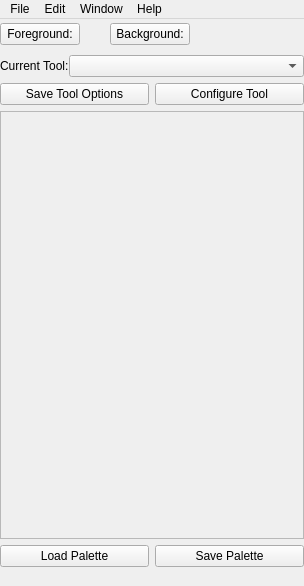
Above: designer/BeeMasterUI.ui from skitzycat/beedraw before the change. Below: the same form after it.
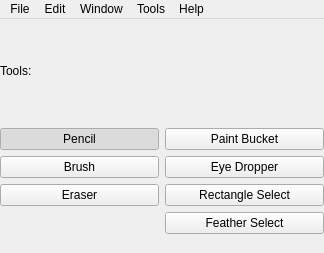
That is the form after the change.

Commit message: changed around interface, started addint support for tools following specific input pointer types

Patch:
```diff
--- a/designer/BeeMasterUI.ui
+++ b/designer/BeeMasterUI.ui
@@ -11,8 +11,8 @@
    <rect>
     <x>0</x>
     <y>0</y>
-    <width>304</width>
-    <height>586</height>
+    <width>324</width>
+    <height>253</height>
    </rect>
   </property>
   <property name="sizePolicy" >
@@ -54,148 +54,108 @@
      <number>0</number>
     </property>
     <item>
-     <layout class="QHBoxLayout" >
-      <property name="spacing" >
-       <number>0</number>
-      </property>
-      <item>
-       <widget class="QPushButton" name="foregroundbutton" >
-        <property name="text" >
-         <string>Foreground:</string>
-        </property>
-       </widget>
-      </item>
-      <item>
-       <widget class="QWidget" native="1" name="FGSwatch" >
-        <property name="minimumSize" >
-         <size>
-          <width>30</width>
-          <height>30</height>
-         </size>
-        </property>
-       </widget>
-      </item>
-      <item>
-       <widget class="QPushButton" name="backgroundbutton" >
-        <property name="text" >
-         <string>Background:</string>
-        </property>
-       </widget>
-      </item>
-      <item>
-       <widget class="QWidget" native="1" name="BGSwatch" >
-        <property name="minimumSize" >
-         <size>
-          <width>30</width>
-          <height>30</height>
-         </size>
-        </property>
-       </widget>
-      </item>
-      <item>
-       <spacer>
-        <property name="orientation" >
-         <enum>Qt::Horizontal</enum>
-        </property>
-        <property name="sizeHint" >
-         <size>
-          <width>0</width>
-          <height>0</height>
-         </size>
-        </property>
-       </spacer>
-      </item>
-     </layout>
-    </item>
-    <item>
-     <layout class="QHBoxLayout" >
-      <property name="spacing" >
-       <number>0</number>
-      </property>
-      <item>
-       <widget class="QLabel" name="label" >
-        <property name="text" >
-         <string>Current Tool:</string>
-        </property>
-       </widget>
-      </item>
-      <item>
-       <widget class="QComboBox" name="toolChoiceBox" >
-        <property name="sizePolicy" >
-         <sizepolicy vsizetype="Fixed" hsizetype="MinimumExpanding" >
-          <horstretch>0</horstretch>
-          <verstretch>0</verstretch>
-         </sizepolicy>
-        </property>
-        <property name="minimumSize" >
-         <size>
-          <width>30</width>
-          <height>0</height>
-         </size>
-        </property>
-       </widget>
-      </item>
-     </layout>
-    </item>
-    <item>
-     <layout class="QHBoxLayout" >
-      <property name="leftMargin" >
-       <number>0</number>
-      </property>
-      <property name="topMargin" >
-       <number>0</number>
-      </property>
-      <property name="rightMargin" >
-       <number>0</number>
-      </property>
-      <property name="bottomMargin" >
-       <number>0</number>
-      </property>
-      <item>
-       <widget class="QPushButton" name="saveToolOptionsButton" >
-        <property name="text" >
-         <string>Save Tool Options</string>
-        </property>
-       </widget>
-      </item>
-      <item>
-       <widget class="QPushButton" name="tooloptionsbutton" >
-        <property name="text" >
-         <string>Configure Tool</string>
-        </property>
-       </widget>
-      </item>
-     </layout>
-    </item>
-    <item>
-     <widget class="QFrame" name="swatch_frame" >
-      <property name="sizePolicy" >
-       <sizepolicy vsizetype="MinimumExpanding" hsizetype="MinimumExpanding" >
-        <horstretch>0</horstretch>
-        <verstretch>0</verstretch>
-       </sizepolicy>
-      </property>
-      <property name="frameShape" >
-       <enum>QFrame::StyledPanel</enum>
-      </property>
-      <property name="frameShadow" >
-       <enum>QFrame::Raised</enum>
+     <widget class="QLabel" name="label" >
+      <property name="text" >
+       <string>Tools:</string>
       </property>
      </widget>
     </item>
     <item>
-     <layout class="QHBoxLayout" >
-      <item>
-       <widget class="QPushButton" name="load_palette_button" >
+     <layout class="QGridLayout" >
+      <item row="0" column="0" >
+       <widget class="QPushButton" name="pencil_button" >
         <property name="text" >
-         <string>Load Palette</string>
+         <string>Pencil</string>
         </property>
+        <property name="checkable" >
+         <bool>true</bool>
+        </property>
+        <property name="checked" >
+         <bool>true</bool>
+        </property>
+        <property name="autoExclusive" >
+         <bool>true</bool>
+        </property>
        </widget>
       </item>
-      <item>
-       <widget class="QPushButton" name="save_palette_button" >
+      <item row="0" column="1" >
+       <widget class="QPushButton" name="paint_bucket_button" >
         <property name="text" >
-         <string>Save Palette</string>
+         <string>Paint Bucket</string>
+        </property>
+        <property name="checkable" >
+         <bool>true</bool>
+        </property>
+        <property name="checked" >
+         <bool>false</bool>
+        </property>
+        <property name="autoExclusive" >
+         <bool>true</bool>
+        </property>
+       </widget>
+      </item>
+      <item row="1" column="0" >
+       <widget class="QPushButton" name="brush_button" >
+        <property name="text" >
+         <string>Brush</string>
+        </property>
+        <property name="checkable" >
+         <bool>true</bool>
+        </property>
+        <property name="autoExclusive" >
+         <bool>true</bool>
+        </property>
+       </widget>
+      </item>
+      <item row="1" column="1" >
+       <widget class="QPushButton" name="eye_dropper_button" >
+        <property name="text" >
+         <string>Eye Dropper</string>
+        </property>
+        <property name="checkable" >
+         <bool>true</bool>
+        </property>
+        <property name="autoExclusive" >
+         <bool>true</bool>
+        </property>
+       </widget>
+      </item>
+      <item row="2" column="0" >
+       <widget class="QPushButton" name="eraser_button" >
+        <property name="text" >
+         <string>Eraser</string>
+        </property>
+        <property name="checkable" >
+         <bool>true</bool>
+        </property>
+        <property name="autoExclusive" >
+         <bool>true</bool>
+        </property>
+       </widget>
+      </item>
+      <item row="2" column="1" >
+       <widget class="QPushButton" name="rectangle_select_button" >
+        <property name="text" >
+         <string>Rectangle Select</string>
+        </property>
+        <property name="checkable" >
+         <bool>true</bool>
+        </property>
+        <property name="autoExclusive" >
+         <bool>true</bool>
+        </property>
+       </widget>
+      </item>
+      <item row="3" column="1" >
+       <widget class="QPushButton" name="feather_select_button" >
+        <property name="text" >
+         <string>Feather Select</string>
+        </property>
+        <property name="checkable" >
+         <bool>true</bool>
+        </property>
+        <property name="autoExclusive" >
+         <bool>true</bool>
         </property>
        </widget>
       </item>
@@ -208,7 +168,7 @@
     <rect>
      <x>0</x>
      <y>0</y>
-     <width>304</width>
+     <width>324</width>
      <height>35</height>
     </rect>
    </property>
@@ -240,9 +200,20 @@
     </property>
     <addaction name="action_Edit_Configure" />
    </widget>
+   <widget class="QMenu" name="menuTool" >
+    <property name="title" >
+     <string>Tools</string>
+    </property>
+    <addaction name="Tool_save_default" />
+    <addaction name="Tool_load_default" />
+    <addaction name="separator" />
+    <addaction name="Tool_save_as" />
+    <addaction name="Tool_load_from" />
+   </widget>
    <addaction name="menuMain_Window" />
    <addaction name="menuEdit_2" />
    <addaction name="menuWindow" />
+   <addaction name="menuTool" />
    <addaction name="menuEdit" />
   </widget>
   <widget class="QStatusBar" name="statusbar" >
```
Left out of the diff: 48 changed lines with no effect on the pictures. The commit also changes 16 other files.
